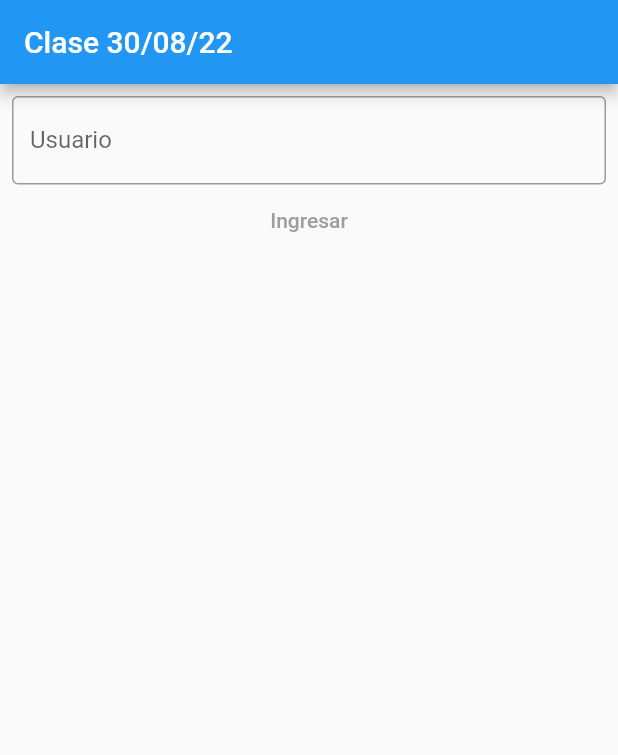
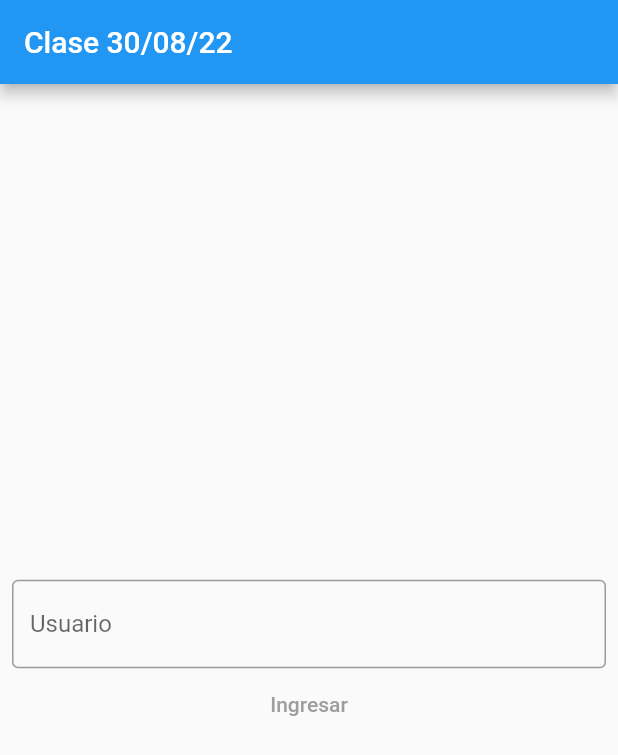
Before and after one commit to AnjuHeart/actividad-algara, a Flutter app: the screen it shows after launch, on a phone screen of 412 x 824 dp. Shown: the top 755 px of the screen. Run offline on Flutter 3.47's test engine with Material 2 defaults, Android fonts, the phone set to English and light mode, and no system bars; our stand-ins replace bloc, flutter_bloc, fpdart.

Commit message:
tarea vistas xml datos

```diff
--- a/lib/main.dart
+++ b/lib/main.dart
@@ -47,11 +47,15 @@ class Aplicacion extends StatelessWidget {
             if (estado is SolicitandoNombre) {
               return const VistaSolicitandoNombre();
             }
-            if(estado is MostrandoNombre){
-              return  VistaMostrandoBusqueda(usuarioAnio: estado.anio, usuarioNombre: estado.nombre, usuarioApellido: estado.apellido, usuarioPais: estado.pais, usuarioEstado: estado.estado);
+            if (estado is MostrandoNombre) {
+              return VistaMostrandoBusqueda(
+                resultadoDeBusqueda: estado.mensaje,
+              );
             }
-            if (estado is MostrandoNombreNoConfirmado){
-              return const VistaMostrandoNoEncontrado();
+            if (estado is MostrandoNombreNoConfirmado) {
+              return VistaMostrandoBusqueda(
+                resultadoDeBusqueda: estado.mensaje,
+              );
             }
             return const Center(child: Text('huye'));
           },
--- a/lib/verificacion/bloc.dart
+++ b/lib/verificacion/bloc.dart
@@ -5,33 +5,54 @@ import 'package:flutter_app_1/dominio/registro_usuario.dart';
 import 'package:flutter_app_1/verificacion/repositorio_verificacion.dart';
 
 class EventoVerificacion {}
+
 class Creado extends EventoVerificacion {}
+
 class NombreRecibido extends EventoVerificacion {
   final String nombreAProcesar;
 
   NombreRecibido(this.nombreAProcesar);
+}
 
-}
 class NombreConfirmado extends EventoVerificacion {}
 
 class EstadoVerificacion {}
+
 class Creandose extends EstadoVerificacion {}
+
 class SolicitandoNombre extends EstadoVerificacion {}
+
 class EsperandoConfirmacionNombre extends EstadoVerificacion {}
+
 class MostrandoNombre extends EstadoVerificacion {
-  final String nombre;
-  final String apellido;
-  final int anio;
-  final String pais;
-  final String estado;
+  final String _nombre;
+  final String _apellido;
+  final int _anio;
+  final String _pais;
+  final String _estado;
 
-  MostrandoNombre(this.nombre, this.apellido, this.anio, this.pais, this.estado);
+  late String mensaje = "";
+  MostrandoNombre(
+      this._nombre, this._apellido, this._anio, this._pais, this._estado) {
+    mensaje = 'El usuario se registró en el año: ' + _anio.toString() + '\n';
+    mensaje += 'Nombre del usuario: ' + _nombre + '\n';
+    mensaje += 'Apellido del usurio: ' + _apellido + '\n';
+    mensaje += 'Pais del usurio: ' + _pais + '\n';
+    mensaje += 'Estado o provincia del usurio: ' + _estado + '\n';
+  }
+}
 
-}
 class MostrandoNombreNoConfirmado extends EstadoVerificacion {
   final Problema problema;
-
-  MostrandoNombreNoConfirmado(this.problema);
+  late String mensaje = "";
+  MostrandoNombreNoConfirmado(this.problema) {
+    if (problema is VersionIncorrectaXML) {
+      mensaje = "La versión de XML está mal";
+    }
+    if (problema is UsuarioNoRegistrado) {
+      mensaje = "El usuario no existe";
+    }
+  }
 }
 
 class BlocVerificacion extends Bloc<EventoVerificacion, EstadoVerificacion> {
@@ -40,11 +61,14 @@ class BlocVerificacion extends Bloc<EventoVerificacion, EstadoVerificacion> {
       emit(SolicitandoNombre());
     });
     on<NombreRecibido>((event, emit) {
-      RepositorioPruebasVerificacion repositorio = RepositorioPruebasVerificacion();
-      var estadoUsuario = repositorio.obenerRegistroUsuario(NickFormado.constructor(event.nombreAProcesar));
+      RepositorioPruebasVerificacion repositorio =
+          RepositorioPruebasVerificacion();
+      var estadoUsuario = repositorio.obenerRegistroUsuario(
+          NickFormado.constructor(event.nombreAProcesar));
       estadoUsuario.match(
-        (l) => emit(MostrandoNombreNoConfirmado(l)),
-        (r) => emit(MostrandoNombre(r.nombre, r.apellido, r.anioRegistro, r.pais, r.estado)));
+          (l) => emit(MostrandoNombreNoConfirmado(l)),
+          (r) => emit(MostrandoNombre(
+              r.nombre, r.apellido, r.anioRegistro, r.pais, r.estado)));
     });
   }
 }
--- a/lib/verificacion/vistas/vista_en_espera.dart
+++ b/lib/verificacion/vistas/vista_en_espera.dart
@@ -29,14 +29,18 @@ class _VistaSolicitandoNombreState extends State<VistaSolicitandoNombre> {
   Widget build(BuildContext context) {
     return Padding(
       padding: const EdgeInsets.all(8.0),
-      child: Column(children: [
-        TextField(
-          obscureText: true,
+      child: Column(mainAxisAlignment: MainAxisAlignment.center, children: [
+        Center(
+          child: SizedBox(
+            width: 500,
+            child: TextField(
               decoration: const InputDecoration(
                 border: OutlineInputBorder(),
                 labelText: 'Usuario',
               ),
               controller: controlador,
+            ),
+          ),
         ),
         TextButton(
             style: ButtonStyle(
@@ -44,11 +48,13 @@ class _VistaSolicitandoNombreState extends State<VistaSolicitandoNombre> {
                   ? MaterialStateProperty.all<Color>(Colors.black)
                   : MaterialStateProperty.all<Color>(Colors.grey),
             ),
-            onPressed: _usuarioValidado ? () {
+            onPressed: _usuarioValidado
+                ? () {
                     var bloc = context.read<BlocVerificacion>();
 
                     bloc.add(NombreRecibido(controlador.text));
-            } : null,
+                  }
+                : null,
             child: const Text('Ingresar')),
       ]),
     );
```
Also changed, not shown: lib/verificacion/vistas/vista_mostrando_busqueda.dart (+21 -23 lines), pubspec.lock, 1 other file. Lines whose indentation alone changed are shown as unchanged.
